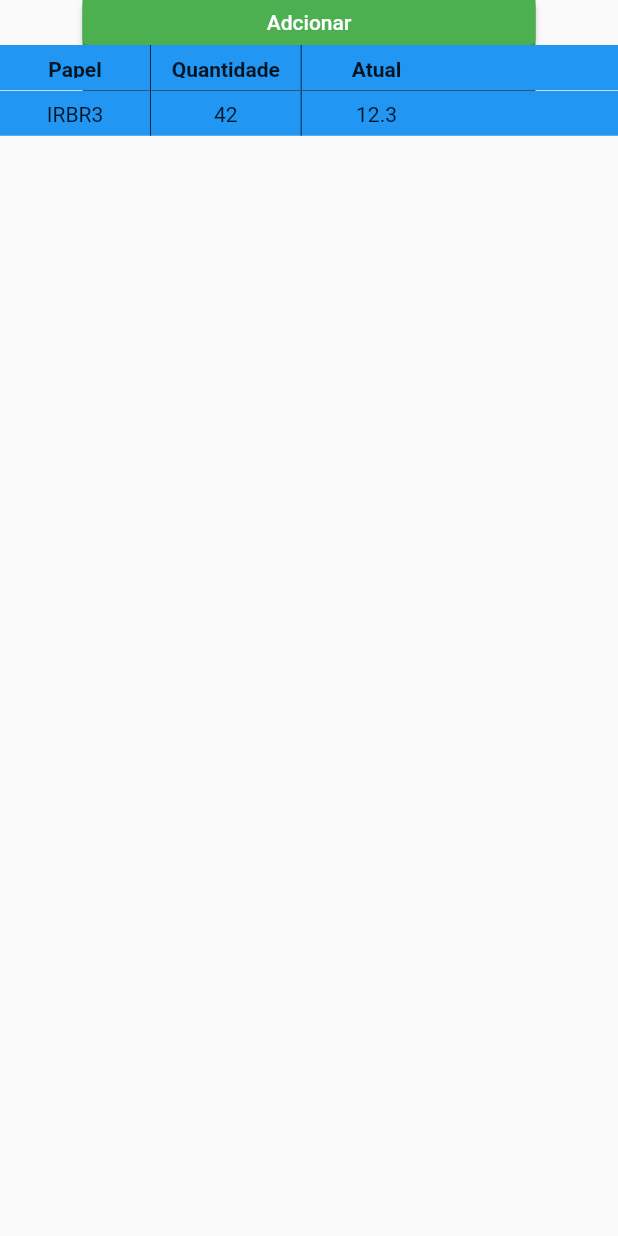
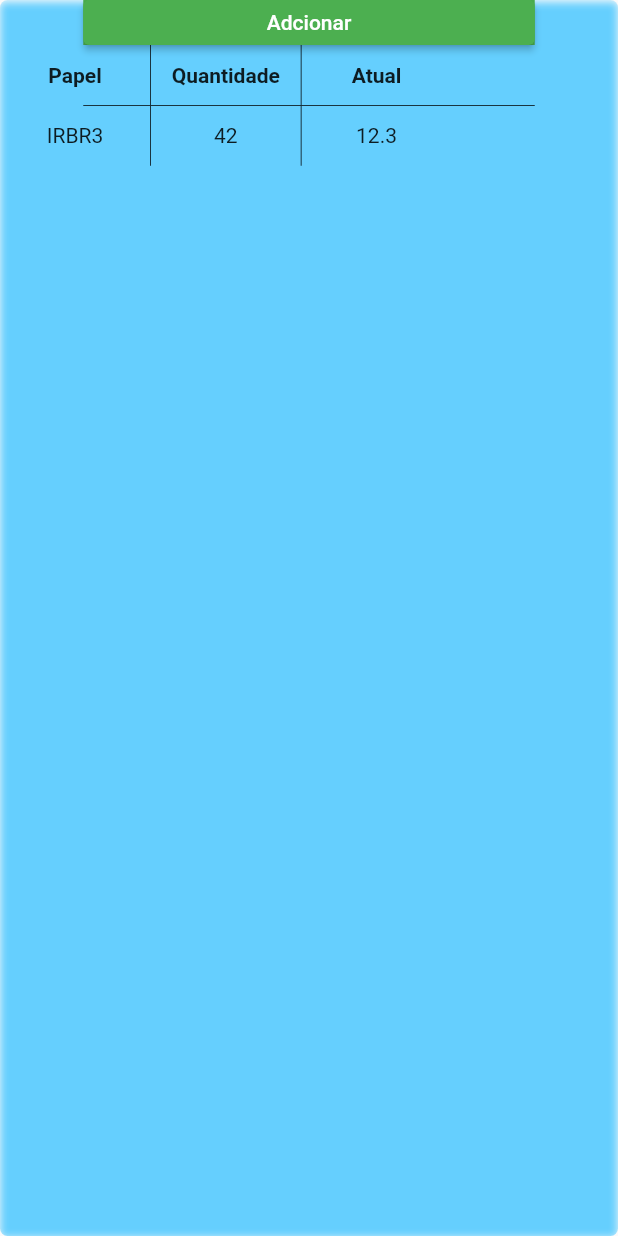
Before and after one commit to AlanwMelo/controle_carteiras, a Flutter app: the FIIReserva widget shown alone on an empty page, opened directly, on a phone screen of 412 x 824 dp. Run offline on Flutter 3.47's test engine with Material 2 defaults, Android fonts, the phone set to English and light mode, and no system bars.

Commit message:
layout do resumo definido

```diff
--- a/lib/main.dart
+++ b/lib/main.dart
@@ -41,12 +41,12 @@
   @override
   Widget build(BuildContext context) {
     return Scaffold(
+      backgroundColor: Colors.black.withOpacity(0.6),
       appBar: AppBar(
         centerTitle: true,
         title: Text(widget.title),
       ),
-      body: Container(
-        child: Row(
+      body: Row(
         children: [
           Container(
             width: 60,
@@ -56,7 +56,6 @@
           Expanded(child: OpenMonth())
         ],
       ),
-      ),
     );
   }
 }
--- a/lib/presentation/openMonth/FIIReserva.dart
+++ b/lib/presentation/openMonth/FIIReserva.dart
@@ -11,7 +11,19 @@
 class _FIIReservaState extends State<FIIReserva> {
   @override
   Widget build(BuildContext context) {
-    return Column(
+    return ClipRRect(
+      borderRadius: BorderRadius.circular(5.0),
+      child: Container(
+        decoration: BoxDecoration(
+          boxShadow: [
+            BoxShadow(
+              color: Colors.lightBlueAccent.withOpacity(0.8),
+              offset: Offset(0.0, 1.0), //(x,y)
+              blurRadius: 4.0,
+            ),
+          ],
+        ),
+        child: Column(
           children: [
             _addButton(),
             _stockLines(
@@ -26,6 +38,8 @@
               actualPrice: Center(child: Text('12.3')),
             )
           ],
+        ),
+      ),
     );
   }
 
@@ -50,8 +64,7 @@
     }
 
     return Container(
-      height: 30,
-      color: Colors.blue,
+      height: 40,
       child: Row(
         children: [
           rows(child: paper),
@@ -67,7 +80,7 @@
   _addButton() {
     return Container(
       height: 30,
-      width: 302,
+      width: 301,
       color: Colors.green,
       child: ElevatedButton(
         style: ElevatedButton.styleFrom(backgroundColor: Colors.green),
@@ -78,6 +91,6 @@
   }
 
   _horizontalDivisor() {
-    return Container(width: 302, height: 0.5, color: Colors.black);
+    return Container(width: 301, height: 0.5, color: Colors.black);
   }
 }
```
Also changed, not shown: lib/presentation/openMonth/openMonth.dart (+12 -13 lines), lib/presentation/openMonth/resume.dart (added, +74 -0 lines), lib/presentation/openMonth/stockList.dart (+18 -3 lines). Lines whose indentation alone changed are shown as unchanged.
